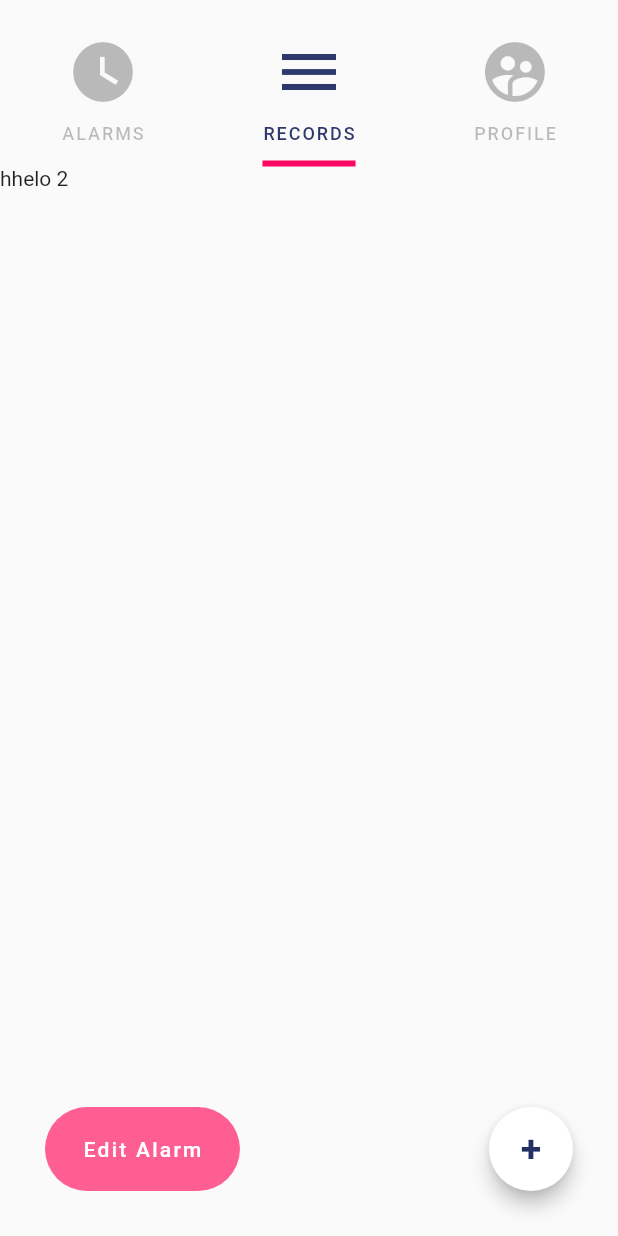
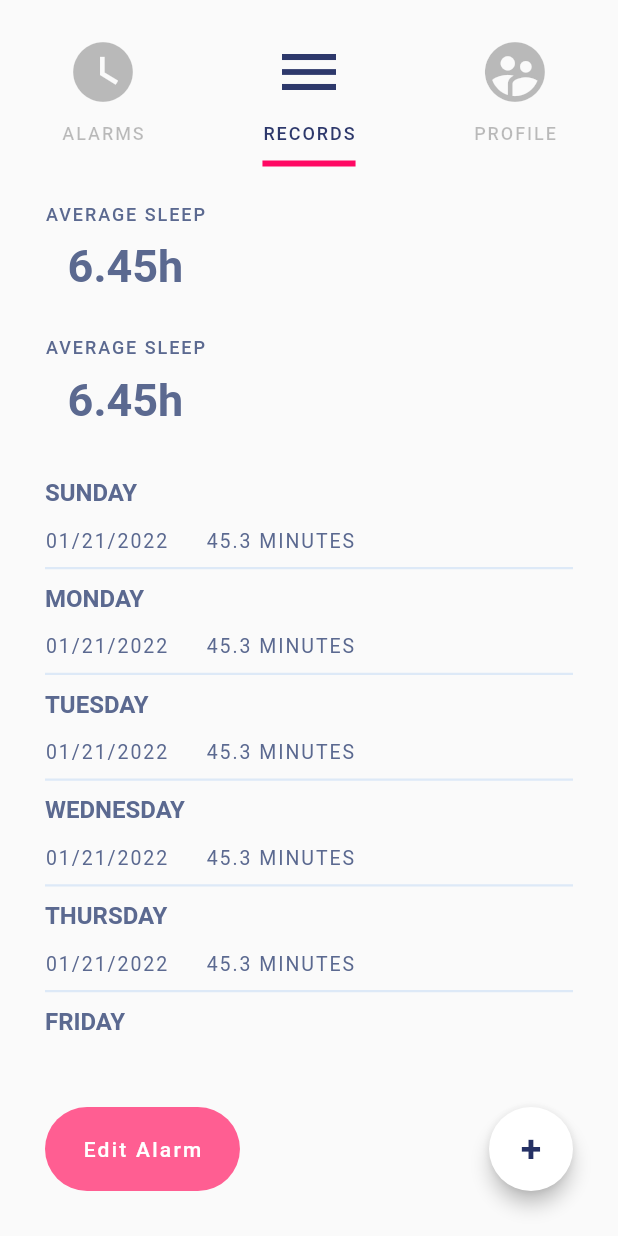
Before and after one commit to sahariardev/flutter_clock_project, a Flutter app: the screen it shows after launch, tab 2 chosen, on a phone screen of 412 x 824 dp. Run offline on Flutter 3.47's test engine with Material 2 defaults, Android fonts, the phone set to English and light mode, and no system bars.

Commit message:
Added second screen basic

```diff
--- a/lib/main.dart
+++ b/lib/main.dart
@@ -1,6 +1,7 @@
 import 'package:flutter/cupertino.dart';
 import 'package:flutter/material.dart';
 import 'package:flutter_clock_ui/screens/first_screen.dart';
+import 'package:flutter_clock_ui/screens/second_screen.dart';
 
 void main() => runApp(new MyApp());
 
@@ -86,7 +87,9 @@ class AppClock extends StatelessWidget {
               Center(
                 child: FirstTab(),
               ),
-              Text('hhelo 2'),
+              Center(
+                child: SecondScreen(),
+              ),
               Text('hhelo 3'),
             ],
           ),
@@ -121,10 +124,9 @@ class BottomBar extends StatelessWidget {
             child: Text(
               '+',
               style: TextStyle(
-                color: Color(0xff253165),
-                fontWeight: FontWeight.w700,
-                fontSize: 25
-              ),
+                  color: Color(0xff253165),
+                  fontWeight: FontWeight.w700,
+                  fontSize: 25),
             ),
             backgroundColor: Colors.white,
             foregroundColor: Colors.black,
--- /dev/null
+++ b/lib/screens/second_screen.dart
@@ -0,0 +1,135 @@
+import 'package:flutter/material.dart';
+
+class SecondScreen extends StatelessWidget {
+  @override
+  Widget build(BuildContext context) {
+    return Container(
+      padding: EdgeInsets.symmetric(horizontal: 30, vertical: 25),
+      alignment: Alignment.topCenter,
+      child: ListView(
+        children: [
+          Row(
+            mainAxisAlignment: MainAxisAlignment.spaceBetween,
+            children: [
+              Column(
+                children: const [
+                  Text(
+                    'AVERAGE SLEEP',
+                    style: TextStyle(
+                        fontWeight: FontWeight.w500,
+                        fontSize: 12,
+                        letterSpacing: 1.3,
+                        color: Color(0xff5b6990)),
+                  ),
+                  SizedBox(
+                    height: 10,
+                  ),
+                  Text(
+                    '6.45h',
+                    style: TextStyle(
+                        fontWeight: FontWeight.w700,
+                        fontSize: 30,
+                        color: Color(0xff5b6990)),
+                  ),
+                  SizedBox(
+                    height: 30,
+                  ),
+                  Text(
+                    'AVERAGE SLEEP',
+                    style: TextStyle(
+                        fontWeight: FontWeight.w500,
+                        fontSize: 12,
+                        letterSpacing: 1.3,
+                        color: Color(0xff5b6990)),
+                  ),
+                  SizedBox(
+                    height: 10,
+                  ),
+                  Text(
+                    '6.45h',
+                    style: TextStyle(
+                        fontWeight: FontWeight.w700,
+                        fontSize: 30,
+                        color: Color(0xff5b6990)),
+                  ),
+                ],
+              )
+            ],
+          ),
+          const SizedBox(
+            height: 25,
+          ),
+          const RecordItem(day: "SUNDAY"),
+          const RecordItem(day: "MONDAY"),
+          const RecordItem(day: "TUESDAY"),
+          const RecordItem(day: "WEDNESDAY"),
+          const RecordItem(day: "THURSDAY"),
+          const RecordItem(day: "FRIDAY"),
+          const RecordItem(day: "SATURDAY"),
+        ],
+      ),
+    );
+  }
+}
+
+class RecordItem extends StatelessWidget {
+  final String day;
+
+  const RecordItem({
+    Key? key,
+    required this.day,
+  }) : super(key: key);
+
+  @override
+  Widget build(BuildContext context) {
+    return Container(
+      padding: EdgeInsets.symmetric(vertical: 10),
+      decoration: BoxDecoration(
+        border:
+            Border(bottom: BorderSide(color: Color(0xffdde9f7), width: 1.5)),
+      ),
+      child: Column(
+        crossAxisAlignment: CrossAxisAlignment.start,
+        children: [
+          Text(
+            day,
+            style: TextStyle(
+                fontSize: 16,
+                fontWeight: FontWeight.w700,
+                color: Color(0xff5b6990)),
+          ),
+          SizedBox(
+            height: 15,
+          ),
+          Row(
+            children: const [
+              Text(
+                "01/21/2022",
+                style: TextStyle(
+                  fontSize: 13,
+                  fontWeight: FontWeight.w400,
+                  letterSpacing: 1.3,
+                  color: Color(0xff5b6990),
+                ),
+              ),
+              SizedBox(
+                width: 25,
+              ),
+              Expanded(
+                child: Text(
+                  "45.3 MINUTES",
+                  style: TextStyle(
+                    fontSize: 13,
+                    fontWeight: FontWeight.w400,
+                    letterSpacing: 1.3,
+                    color: Color(0xff5b6990),
+                  ),
+                ),
+              )
+            ],
+          ),
+        ],
+      ),
+    );
+  }
+}
```
